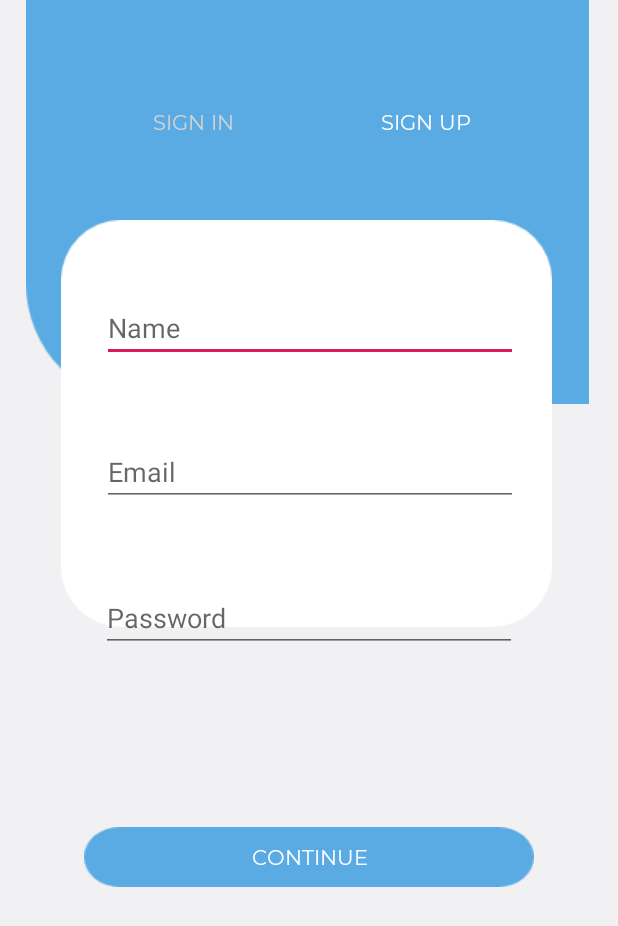
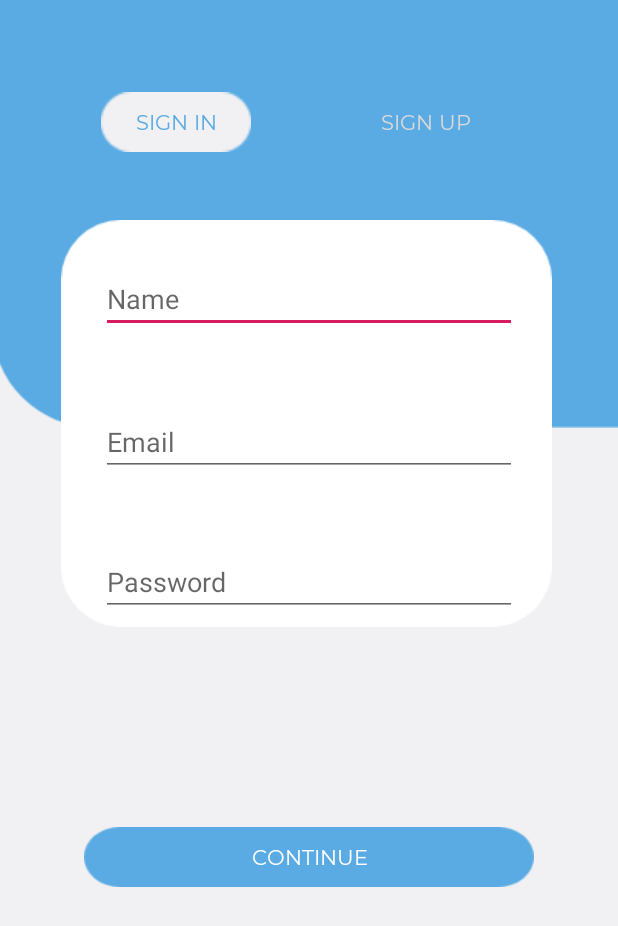
Before and after one commit to ikhsanhabibi/lending-ears, an Android app: the SignUpActivity screen opened directly, with no data from a screen before it, on a phone screen of 412 x 824 dp. Shown: the top 926 px of the screen. Run offline under Robolectric (Android 15) with nearby library versions, the phone set to English and light mode, and no system bars; our stand-ins replace Firebase (no records; nobody signed in at launch, a user with empty details on screens opened directly).

Commit message:
Fixed blue background in Sign Up activity

```diff
--- a/app/src/main/java/com/example/myapplication/LoginActivity.java
+++ b/app/src/main/java/com/example/myapplication/LoginActivity.java
@@ -40,7 +40,7 @@ public class LoginActivity extends AppCompatActivity {
 
         Typeface typeface = Typeface.createFromAsset(getAssets(), "fonts/Montserrat-Regular.ttf");
 
-        signIn = findViewById(R.id.btn_signUp);
+        signIn = findViewById(R.id.signIn);
         signIn.setTypeface(typeface);
 
         editTextEmail = findViewById(R.id.editTextEmail);
--- a/app/src/main/java/com/example/myapplication/SignUpActivity.java
+++ b/app/src/main/java/com/example/myapplication/SignUpActivity.java
@@ -24,8 +24,8 @@ import java.util.regex.Pattern;
 public class SignUpActivity extends AppCompatActivity {
 
     private Button btn_continue;
+    private Button btn_signIn;
     private TextView sign_up;
-    private TextView sign_in;
     private EditText editTextEmail;
     private EditText editTextPassword;
     private EditText editTextName;
@@ -50,8 +50,8 @@ public class SignUpActivity extends AppCompatActivity {
         sign_up = findViewById(R.id.sign_up);
         sign_up.setTypeface(typeface);
 
-        sign_in = findViewById(R.id.sign_in);
-        sign_in.setTypeface(typeface);
+        btn_signIn = findViewById(R.id.btn_signIn);
+        btn_signIn.setTypeface(typeface);
 
         editTextName = findViewById(R.id.editTextName);
         editTextEmail = findViewById(R.id.editTextEmail);
@@ -68,7 +68,7 @@ public class SignUpActivity extends AppCompatActivity {
             }
         });
 
-        sign_in.setOnClickListener(new View.OnClickListener() {
+        btn_signIn.setOnClickListener(new View.OnClickListener() {
             @Override
             public void onClick(View v) {
                 Intent s = new Intent(getApplicationContext(), LoginActivity.class);
--- a/app/src/main/res/layout/activity_login.xml
+++ b/app/src/main/res/layout/activity_login.xml
@@ -12,7 +12,7 @@
         android:layout_height="30dp"
         android:text="SIGN IN"
         android:textAlignment="center"
-        android:textColor="#5AABE3"
+        android:textColor="#d9d9d9"
         app:layout_constraintBottom_toBottomOf="parent"
         app:layout_constraintEnd_toEndOf="parent"
         app:layout_constraintHorizontal_bias="0.215"
--- a/app/src/main/res/layout/activity_signup.xml
+++ b/app/src/main/res/layout/activity_signup.xml
@@ -17,9 +17,9 @@
 
     <ImageView
         android:id="@+id/imageView2"
-        android:layout_width="375dp"
-        android:layout_height="269dp"
-        android:src="@drawable/rectangle_blue"
+        android:layout_width="450dp"
+        android:layout_height="285dp"
+        android:src="@drawable/bg_blue_rectangle"
         app:layout_constraintBottom_toBottomOf="parent"
         app:layout_constraintEnd_toEndOf="parent"
         app:layout_constraintHorizontal_bias="0.466"
@@ -28,20 +28,20 @@
         app:layout_constraintVertical_bias="0.0" />
 
 
-    <TextView
-        android:id="@+id/sign_in"
+    <Button
+        android:id="@+id/btn_signIn"
         android:layout_width="100dp"
-        android:layout_height="30dp"
-        android:clickable="true"
+        android:layout_height="40dp"
+        android:background="@drawable/button_small_grey"
         android:text="SIGN IN"
-        android:textAlignment="center"
-        android:textColor="#D3D3D3"
+        android:textColor="#5AABE3"
         app:layout_constraintBottom_toBottomOf="parent"
         app:layout_constraintEnd_toEndOf="parent"
-        app:layout_constraintHorizontal_bias="0.253"
+        app:layout_constraintHorizontal_bias="0.215"
         app:layout_constraintStart_toStartOf="parent"
         app:layout_constraintTop_toTopOf="parent"
-        app:layout_constraintVertical_bias="0.091" />
+        app:layout_constraintVertical_bias="0.078" />
+
 
     <TextView
         android:id="@+id/sign_up"
@@ -50,7 +50,7 @@
         android:clickable="true"
         android:text="SIGN UP"
         android:textAlignment="center"
-        android:textColor="#FFF"
+        android:textColor="#d9d9d9"
         app:layout_constraintBottom_toBottomOf="parent"
         app:layout_constraintEnd_toEndOf="parent"
         app:layout_constraintHorizontal_bias="0.75"
@@ -80,10 +80,9 @@
         android:inputType="textPersonName"
         app:layout_constraintBottom_toBottomOf="parent"
         app:layout_constraintEnd_toEndOf="parent"
-        app:layout_constraintHorizontal_bias="0.503"
         app:layout_constraintStart_toStartOf="parent"
         app:layout_constraintTop_toTopOf="parent"
-        app:layout_constraintVertical_bias="0.252" />
+        app:layout_constraintVertical_bias="0.227" />
 
     <EditText
         android:id="@+id/editTextEmail"
@@ -94,10 +93,9 @@
         android:inputType="textEmailAddress"
         app:layout_constraintBottom_toBottomOf="parent"
         app:layout_constraintEnd_toEndOf="parent"
-        app:layout_constraintHorizontal_bias="0.503"
         app:layout_constraintStart_toStartOf="parent"
         app:layout_constraintTop_toTopOf="parent"
-        app:layout_constraintVertical_bias="0.375" />
+        app:layout_constraintVertical_bias="0.349" />
 
     <EditText
         android:id="@+id/editTextPassword"
@@ -109,7 +107,8 @@
         app:layout_constraintBottom_toBottomOf="parent"
         app:layout_constraintEnd_toEndOf="parent"
         app:layout_constraintStart_toStartOf="parent"
-        app:layout_constraintTop_toTopOf="parent"/>
+        app:layout_constraintTop_toTopOf="parent"
+        app:layout_constraintVertical_bias="0.469" />
 
     <Button
         android:textColor="#FFF"
```
Also changed, not shown: app/src/main/res/drawable/bg_blue_rectangle.png (added), app/src/main/res/drawable/rectangle_blue.png (deleted).
